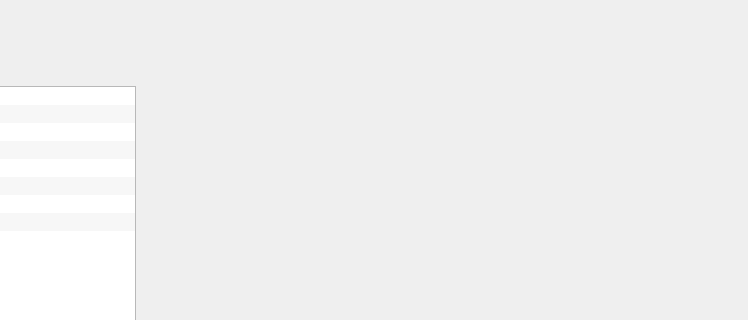
The window that main_page.ui (SunJianBai/patient-client) describes before a commit, drawn with Qt 5; both pictures show x 452 to 1200 and y 0 to 320 of the 1200 by 800 pixel window.
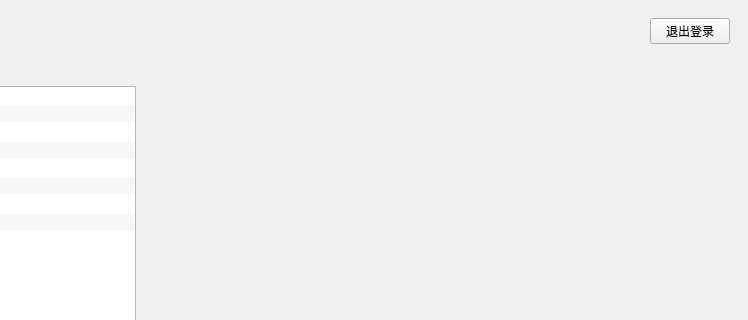
The same window after the commit.

Commit message: 添加退出登录按钮

```diff
--- a/main_page.ui
+++ b/main_page.ui
@@ -96,9 +96,45 @@
      </widget>
     </item>
     <item>
+      <layout class="QVBoxLayout" name="rightLayout">
+        <item>
+         <widget class="QWidget" name="topBar">
+          <property name="minimumHeight">
+            <number>50</number>
+          </property>
+          <property name="maximumHeight">
+            <number>50</number>
+          </property>
+          <layout class="QHBoxLayout" name="topBarLayout">
+            <item>
+             <spacer name="horizontalSpacer">
+              <property name="orientation">
+                <enum>Qt::Horizontal</enum>
+              </property>
+              <property name="sizeHint">
+                <size>
+                 <width>40</width>
+                 <height>20</height>
+                </size>
+              </property>
+             </spacer>
+            </item>
+            <item>
+             <widget class="QPushButton" name="logoutBtn">
+              <property name="text">
+                <string>退出登录</string>
+              </property>
+             </widget>
+            </item>
+          </layout>
+         </widget>
+        </item>
+        <item>
      <widget class="QStackedWidget" name="mainStack">
       <widget class="QWidget" name="dashboardPage"/>
      </widget>
+        </item>
+      </layout>
     </item>
    </layout>
   </widget> 
```
Lines whose indentation alone changed are shown as unchanged. The commit also changes 1 other file.
